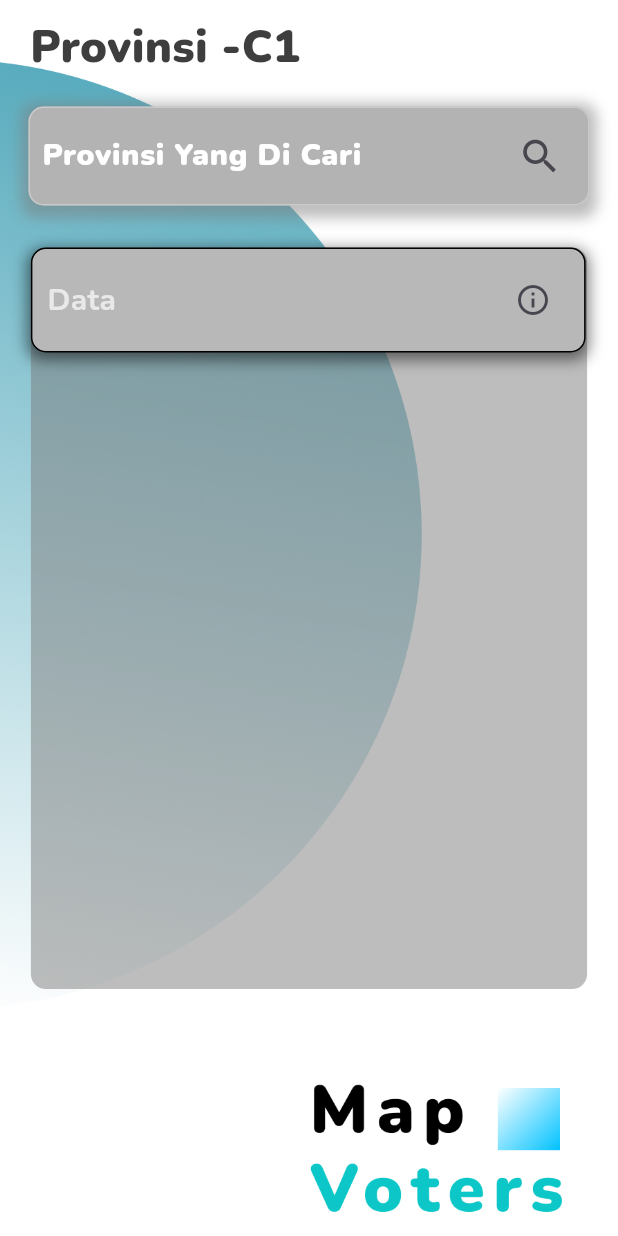
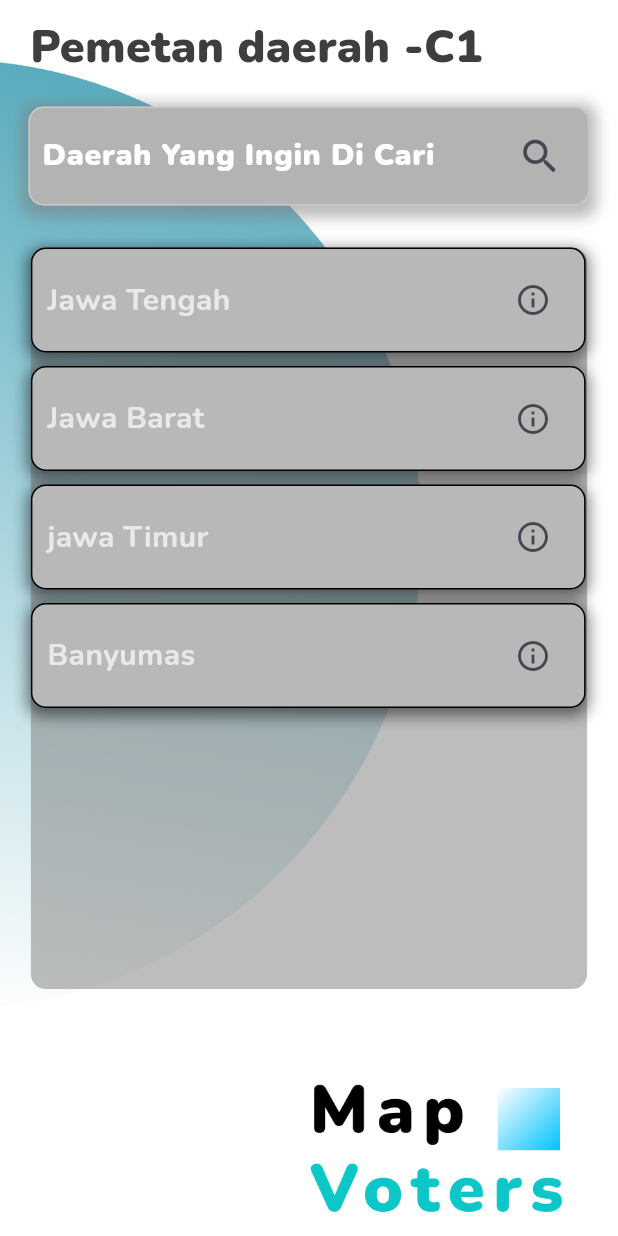
Before and after one commit to mikmself/mapvoters-apk, a Flutter app: the PemetaanC1 screen opened directly, on a phone screen of 412 x 824 dp. Run offline on Flutter 3.47's test engine with Material 3 defaults, Android fonts, the light colour scheme and no system bars; our stand-ins replace file_picker, google_fonts, sidebarx.

Commit message:
Feat: pemetaan surat c1

```diff
--- a/lib/page/pemetaanc1.dart
+++ b/lib/page/pemetaanc1.dart
@@ -34,7 +34,7 @@ class _PemetaanC1State extends State<PemetaanC1> {
             Padding(
               padding: const EdgeInsets.fromLTRB(20, 10, 0, 0),
               child: Text(
-                'Provinsi -C1',
+                'Pemetan daerah -C1',
                 style: GoogleFonts.getFont(
                   'Nunito',
                   fontWeight: FontWeight.w900,
@@ -69,7 +69,7 @@ class _PemetaanC1State extends State<PemetaanC1> {
 
                     controller: cariprov,
                     decoration: InputDecoration(
-                      hintText: "Provinsi Yang Di Cari",
+                      hintText: "Daerah Yang Ingin Di Cari",
                       hintStyle: GoogleFonts.getFont(
                         'Nunito',
                         fontSize: 20,
@@ -97,7 +97,11 @@ class _PemetaanC1State extends State<PemetaanC1> {
                   borderRadius: BorderRadius.circular(10)
                 ),
                 child: Column(children: [
-                  _buildInfoContainer('Data')
+                  _buildInfoContainer('Jawa Tengah'),
+                  _buildInfoContainer('Jawa Barat'),
+                  _buildInfoContainer('jawa Timur'),
+                  _buildInfoContainer('Banyumas')
+
                 ],),
               ),
             )
```
